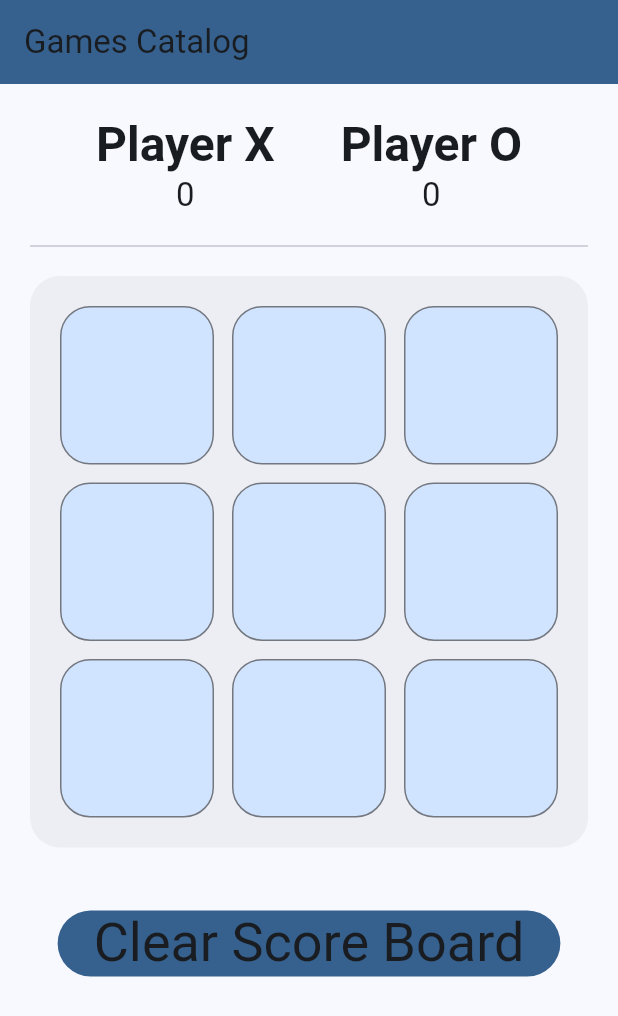
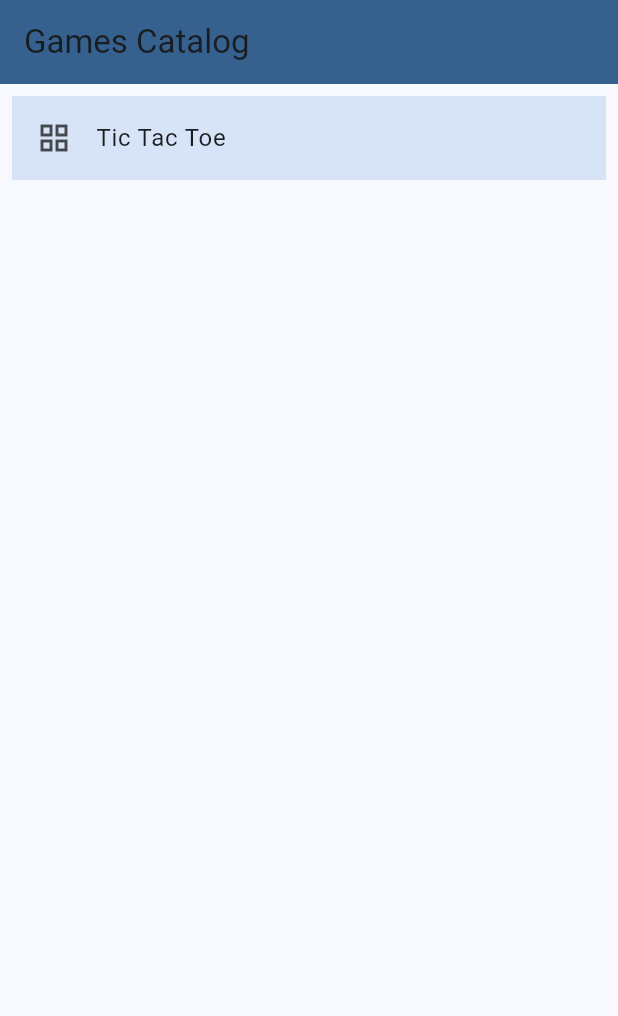
Before and after one commit to Ahmadu-Suleiman/FairGames, a Flutter app: the screen it shows after launch, on a phone screen of 412 x 824 dp. Shown: the top 1016 px of the screen. Run offline on Flutter 3.47's test engine with Material 3 defaults, Android fonts, the phone set to English and light mode, and no system bars.

Commit message:
add homepage

```diff
--- a/lib/tic_tac_toe.dart
+++ b/lib/games/tic_tac_toe.dart
@@ -22,7 +22,7 @@ class _TicTacToeState extends State<TicTacToe> {
     return Scaffold(
         appBar: AppBar(
             backgroundColor: Theme.of(context).colorScheme.primary,
-            title: const Text('Games Catalog')),
+            title: const Text('Tic Tac Toe')),
         body: SingleChildScrollView(
             child: Padding(
                 padding: const EdgeInsets.all(20),
--- /dev/null
+++ b/lib/home_page.dart
@@ -0,0 +1,22 @@
+import 'package:fairgames/games/tic_tac_toe.dart';
+import 'package:flutter/material.dart';
+
+class HomePage extends StatelessWidget {
+  const HomePage({super.key});
+
+  @override
+  Widget build(BuildContext context) {
+    return Scaffold(
+        appBar: AppBar(
+            backgroundColor: Theme.of(context).colorScheme.primary,
+            title: const Text('Games Catalog')),
+        body: ListView(padding: const EdgeInsets.all(8), children: [
+          ListTile(
+              tileColor: Theme.of(context).colorScheme.secondaryContainer,
+              leading: const Icon(Icons.grid_view),
+              title: const Text('Tic Tac Toe'),
+              onTap: () => Navigator.push(context,
+                  MaterialPageRoute(builder: (context) => const TicTacToe())))
+        ]));
+  }
+}
--- a/lib/main.dart
+++ b/lib/main.dart
@@ -1,4 +1,4 @@
-import 'package:fairgames/tic_tac_toe.dart';
+import 'package:fairgames/home_page.dart';
 import 'package:flutter/material.dart';
 
 void main() {
@@ -14,6 +14,6 @@ class MyApp extends StatelessWidget {
         title: 'Fair Games',
         theme: ThemeData(
             colorScheme: ColorScheme.fromSeed(seedColor: Colors.blue)),
-        home: const TicTacToe());
+        home: const HomePage());
   }
 }
```
